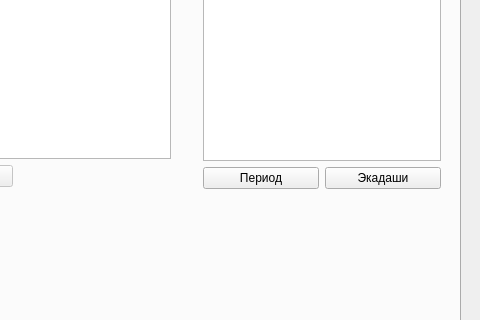
serg-lar/sun-moon-time, file mainwindow.ui: the form before one commit; both pictures show x 100 to 580 and y 126 to 446 of the 580 by 710 pixel window.
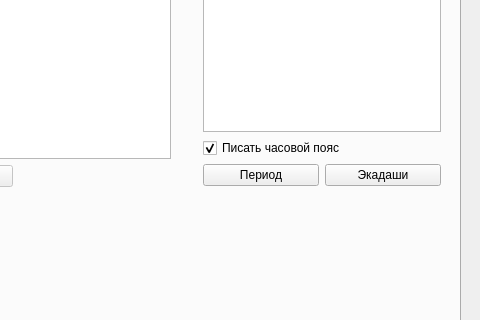
The form after the commit. The open tabs and pages were chosen to show the change. Icons and pictures are not drawn.

Commit message: Добавлена опция писать часовой пояс в выводе титх и экадашей

What changed in the file:
```diff
--- a/mainwindow.ui
+++ b/mainwindow.ui
@@ -469,7 +469,7 @@
         <x>280</x>
         <y>10</y>
         <width>260</width>
-        <height>254</height>
+        <height>251</height>
        </rect>
       </property>
       <layout class="QVBoxLayout" name="verticalLayout_10">
@@ -493,6 +493,16 @@
            </property>
           </widget>
          </item>
+         <item>
+          <widget class="QCheckBox" name="checkBoxTithiPrintUtc">
+           <property name="text">
+            <string>Писать часовой пояс</string>
+           </property>
+           <property name="checked">
+            <bool>true</bool>
+           </property>
+          </widget>
+         </item>
         </layout>
        </item>
        <item>
```
Left out of the diff: 4 changed lines with no effect on the pictures. The commit also changes 5 other files.
